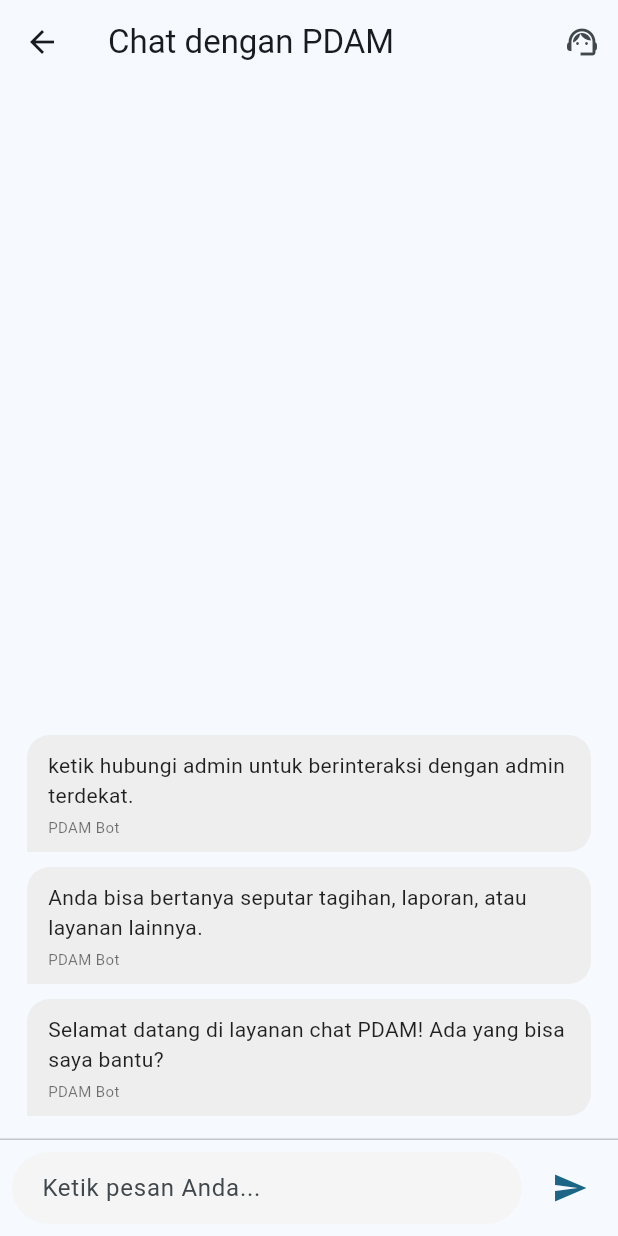
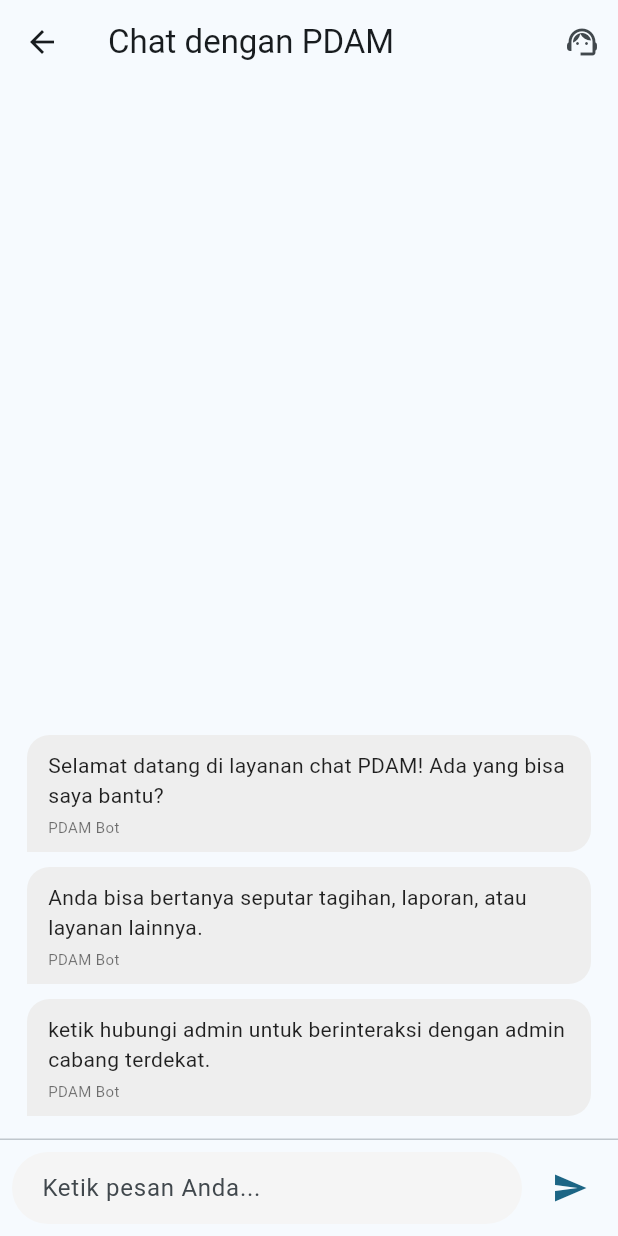
Before and after one commit to ahmadgulungpramuji/pdam_app, a Flutter app: the ChatPage screen opened by its route, on a phone screen of 412 x 824 dp. Run offline on Flutter 3.47's test engine with Material 3 defaults, Android fonts, the phone set to English and light mode, and no system bars; our stand-ins replace geolocator, image_picker, shared_preferences; accounts and stored records are empty.

Commit message:
Update chat_page.dart

```diff
--- a/lib/chat_page.dart
+++ b/lib/chat_page.dart
@@ -13,7 +13,8 @@ class _ChatPageState extends State<ChatPage> {
   final List<Map<String, dynamic>> _messages = [
     {
       "sender": "bot",
-      "text": "Selamat datang di layanan chat PDAM! Ada yang bisa saya bantu?",
+      "text":
+          "ketik hubungi admin untuk berinteraksi dengan admin cabang terdekat.",
     },
     {
       "sender": "bot",
@@ -22,7 +23,7 @@ class _ChatPageState extends State<ChatPage> {
     },
     {
       "sender": "bot",
-      "text": "ketik hubungi admin untuk berinteraksi dengan admin terdekat.",
+      "text": "Selamat datang di layanan chat PDAM! Ada yang bisa saya bantu?",
     },
   ];
   final TextEditingController _chatController = TextEditingController();
```
